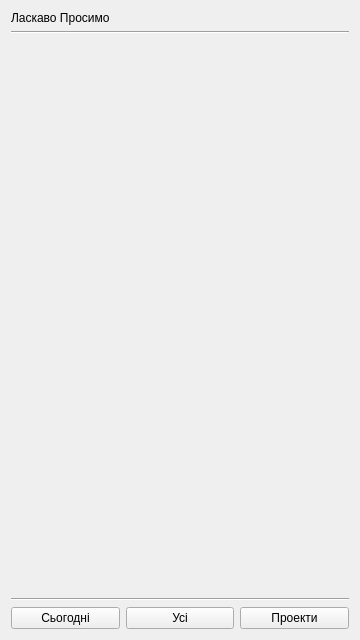
First picture: the form in base.ui, repository LesterEvSe/Task-Manager, before the edit.
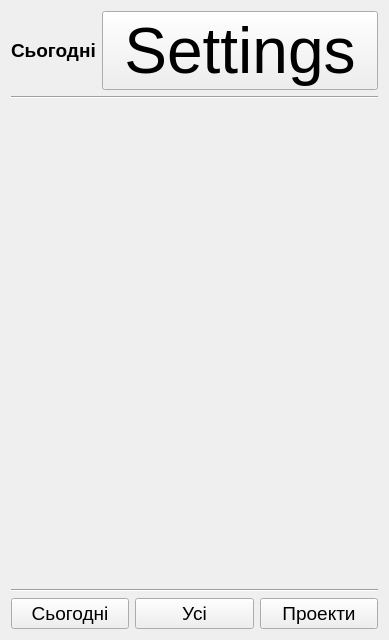
Second picture: the form after the edit.

```diff
--- a/base.ui
+++ b/base.ui
@@ -13,52 +13,93 @@
   <property name="windowTitle">
    <string>Base</string>
   </property>
-  <layout class="QGridLayout" name="gridLayout">
-   <item row="0" column="0">
-    <widget class="QLabel" name="label">
-     <property name="text">
-      <string>Ласкаво Просимо</string>
-     </property>
-    </widget>
+  <layout class="QVBoxLayout" name="verticalLayout">
+   <item>
+    <layout class="QHBoxLayout" name="horizontalLayout_2">
+     <item>
+      <widget class="QLabel" name="label">
+       <property name="font">
+        <font>
+         <pointsize>14</pointsize>
+         <italic>false</italic>
+         <bold>true</bold>
+        </font>
+       </property>
+       <property name="text">
+        <string>Сьогодні</string>
+       </property>
+      </widget>
+     </item>
+     <item>
+      <widget class="QToolButton" name="settingsButton">
+       <property name="font">
+        <font>
+         <pointsize>48</pointsize>
+        </font>
+       </property>
+       <property name="text">
+        <string>Settings</string>
+       </property>
+      </widget>
+     </item>
+    </layout>
    </item>
-   <item row="1" column="0">
+   <item>
     <widget class="Line" name="line">
      <property name="orientation">
       <enum>Qt::Horizontal</enum>
      </property>
     </widget>
    </item>
-   <item row="2" column="0">
+   <item>
     <widget class="QStackedWidget" name="stackedWidget">
-     <widget class="QWidget" name="page"/>
-     <widget class="QWidget" name="page_2"/>
+     <widget class="QWidget" name="todayWidget"/>
+     <widget class="QWidget" name="projectsWidget"/>
+     <widget class="QWidget" name="page">
+      <layout class="QHBoxLayout" name="horizontalLayout_3"/>
+     </widget>
     </widget>
    </item>
-   <item row="3" column="0">
+   <item>
     <widget class="Line" name="line_2">
      <property name="orientation">
       <enum>Qt::Horizontal</enum>
      </property>
     </widget>
    </item>
-   <item row="4" column="0">
+   <item>
     <layout class="QHBoxLayout" name="horizontalLayout">
      <item>
-      <widget class="QPushButton" name="pushButton">
+      <widget class="QPushButton" name="todayButton">
+       <property name="font">
+        <font>
+         <pointsize>14</pointsize>
+        </font>
+       </property>
        <property name="text">
         <string>Сьогодні</string>
        </property>
       </widget>
      </item>
      <item>
-      <widget class="QPushButton" name="pushButton_2">
+      <widget class="QPushButton" name="allButton">
+       <property name="font">
+        <font>
+         <pointsize>14</pointsize>
+        </font>
+       </property>
        <property name="text">
         <string>Усі</string>
        </property>
       </widget>
      </item>
      <item>
-      <widget class="QPushButton" name="pushButton_3">
+      <widget class="QPushButton" name="projectsButton">
+       <property name="font">
+        <font>
+         <pointsize>14</pointsize>
+        </font>
+       </property>
        <property name="text">
         <string>Проекти</string>
        </property>
```
